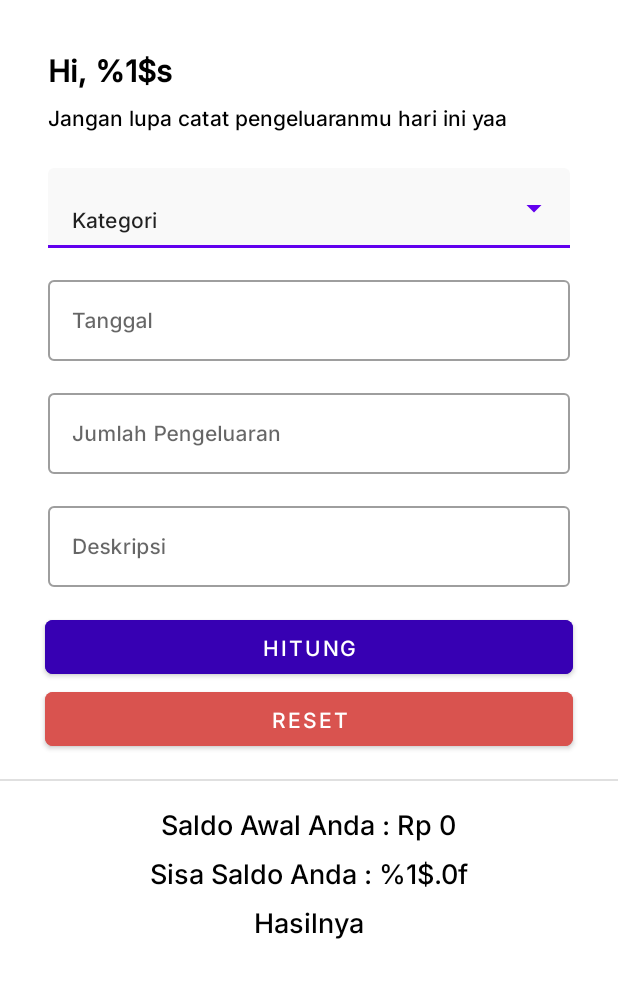
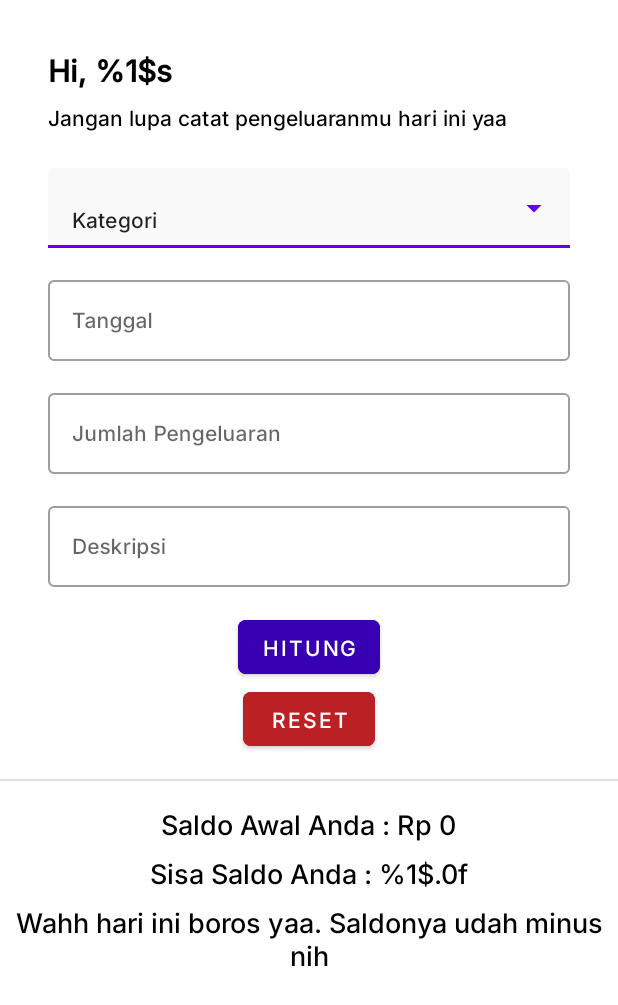
Before and after one commit to alfinabalqis/assesmen-1, an Android app: the layout activity_main.xml on its own in the app's theme, with its tools: preview values and no code run, on a phone screen of 412 x 824 dp. Shown: the top 1005 px of the screen. Run offline under Robolectric (Android 15) with nearby library versions, the phone set to English and light mode, and no system bars.

Commit message:
add logic currency and error, styling layout image

```diff
--- a/app/src/main/res/layout/activity_main.xml
+++ b/app/src/main/res/layout/activity_main.xml
@@ -130,33 +130,29 @@
 
         <Button
             android:id="@+id/btnHitung"
-            android:layout_width="match_parent"
+            android:layout_width="wrap_content"
             android:layout_height="wrap_content"
-            android:layout_marginStart="30dp"
             android:layout_marginTop="16dp"
-            android:layout_marginEnd="30dp"
             android:layout_weight="1"
             android:backgroundTint="@color/primary_color"
             android:text="@string/hitung"
             android:textColor="@color/white"
             app:cornerRadius="5dp"
-            app:layout_constraintEnd_toEndOf="@+id/desc_catat"
-            app:layout_constraintStart_toStartOf="@id/desc_catat"
+            app:layout_constraintEnd_toEndOf="parent"
+            app:layout_constraintStart_toStartOf="parent"
             app:layout_constraintTop_toBottomOf="@+id/textInputDeskripsi" />
 
         <Button
             android:id="@+id/btnReset"
-            android:layout_width="match_parent"
+            android:layout_width="88dp"
             android:layout_height="wrap_content"
-            android:layout_marginStart="30dp"
-            android:layout_marginEnd="30dp"
             android:layout_weight="1"
             android:backgroundTint="@color/danger"
             android:text="@string/reset"
             android:textColor="@color/white"
             app:cornerRadius="5dp"
-            app:layout_constraintEnd_toEndOf="@+id/desc_catat"
-            app:layout_constraintStart_toStartOf="@id/desc_catat"
+            app:layout_constraintEnd_toEndOf="parent"
+            app:layout_constraintStart_toStartOf="parent"
             app:layout_constraintTop_toBottomOf="@+id/btnHitung" />
 
         <View
@@ -173,7 +169,9 @@
             android:id="@+id/txtSaldoAwal"
             android:layout_width="wrap_content"
             android:layout_height="wrap_content"
+            android:layout_marginStart="32dp"
             android:layout_marginTop="16dp"
+            android:layout_marginEnd="32dp"
             android:textSize="18sp"
             app:layout_constraintEnd_toEndOf="parent"
             app:layout_constraintStart_toStartOf="parent"
@@ -186,8 +184,8 @@
             android:layout_height="wrap_content"
             android:layout_marginTop="8dp"
             android:textSize="18sp"
-            app:layout_constraintEnd_toEndOf="parent"
-            app:layout_constraintStart_toStartOf="parent"
+            app:layout_constraintEnd_toEndOf="@+id/txtSaldoAwal"
+            app:layout_constraintStart_toStartOf="@+id/txtSaldoAwal"
             app:layout_constraintTop_toBottomOf="@+id/txtSaldoAwal"
             tools:text="@string/sisa_saldo" />
 
@@ -195,13 +193,16 @@
             android:id="@+id/tipePengeluaran"
             android:layout_width="wrap_content"
             android:layout_height="wrap_content"
+            android:layout_marginStart="32dp"
             android:layout_marginTop="8dp"
+            android:layout_marginEnd="32dp"
             android:paddingBottom="32dp"
+            android:textAlignment="center"
             android:textSize="18sp"
-            app:layout_constraintEnd_toEndOf="@+id/txtSisaSaldo"
-            app:layout_constraintStart_toStartOf="@+id/txtSisaSaldo"
+            app:layout_constraintEnd_toEndOf="parent"
+            app:layout_constraintStart_toStartOf="parent"
             app:layout_constraintTop_toBottomOf="@+id/txtSisaSaldo"
-            tools:text="@string/tipe_pengeluaran" />
+            tools:text="@string/defisit" />
 
     </androidx.constraintlayout.widget.ConstraintLayout>
 
--- a/app/src/main/res/values/colors.xml
+++ b/app/src/main/res/values/colors.xml
@@ -8,5 +8,5 @@
     <color name="black">#FF000000</color>
     <color name="white">#FFFFFFFF</color>
     <color name="primary_color">#FF3700B3</color>
-    <color name="danger">#d9534f</color>
+    <color name="danger">#bb2124</color>
 </resources>
--- a/app/src/main/res/values/strings.xml
+++ b/app/src/main/res/values/strings.xml
@@ -2,7 +2,7 @@
     <string name="app_name">FiMo</string>
     <string name="title">Atur Keuangan</string>
     <string name="desc">Atur keuanganmu dengan mudah di aplikasi Fimo</string>
-    <string name="next">Selanjutnya</string>
+    <string name="next">Next</string>
     <string name="gambar_ilustrasi">Ini Gambar Ilustrasi</string>
     <string name="welcome">Selamat Datang</string>
     <string name="welcome_desc">Ayo manajemen keuanganmu mulai hari ini</string>
```
Also changed, not shown: app/src/main/java/org/d3if3133/fimo/LoginActivity.kt (+18 -52 lines), app/src/main/java/org/d3if3133/fimo/MainActivity.kt (+18 -5 lines), app/src/main/res/layout/activity_onboarding.xml (+8 -12 lines).
